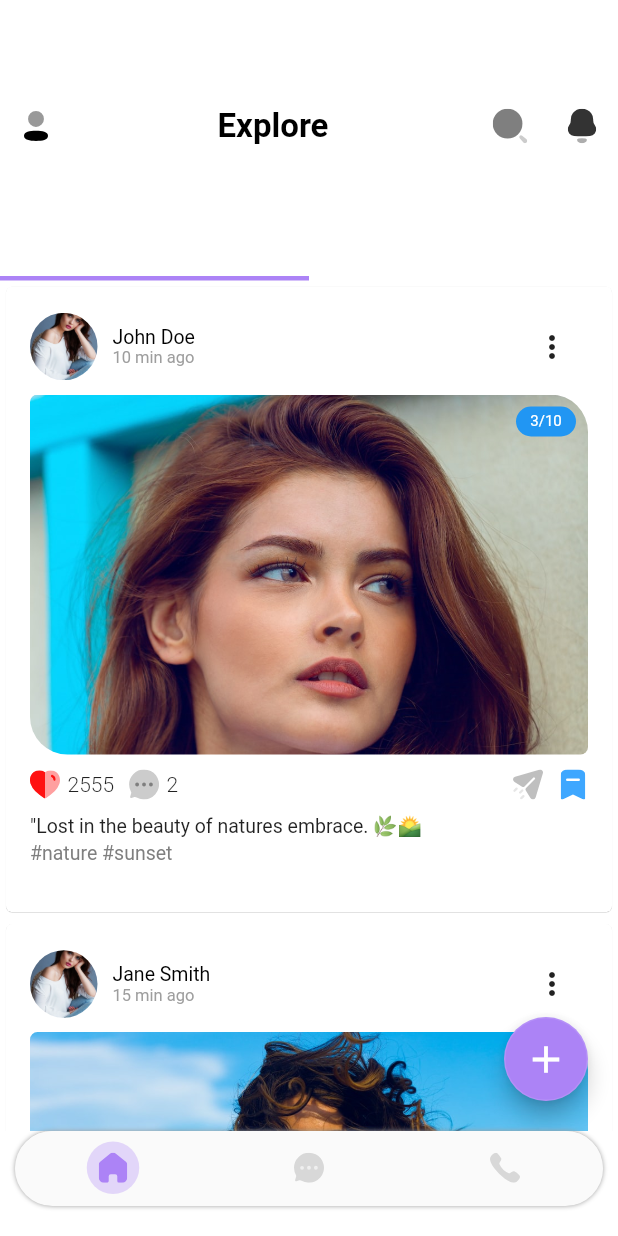
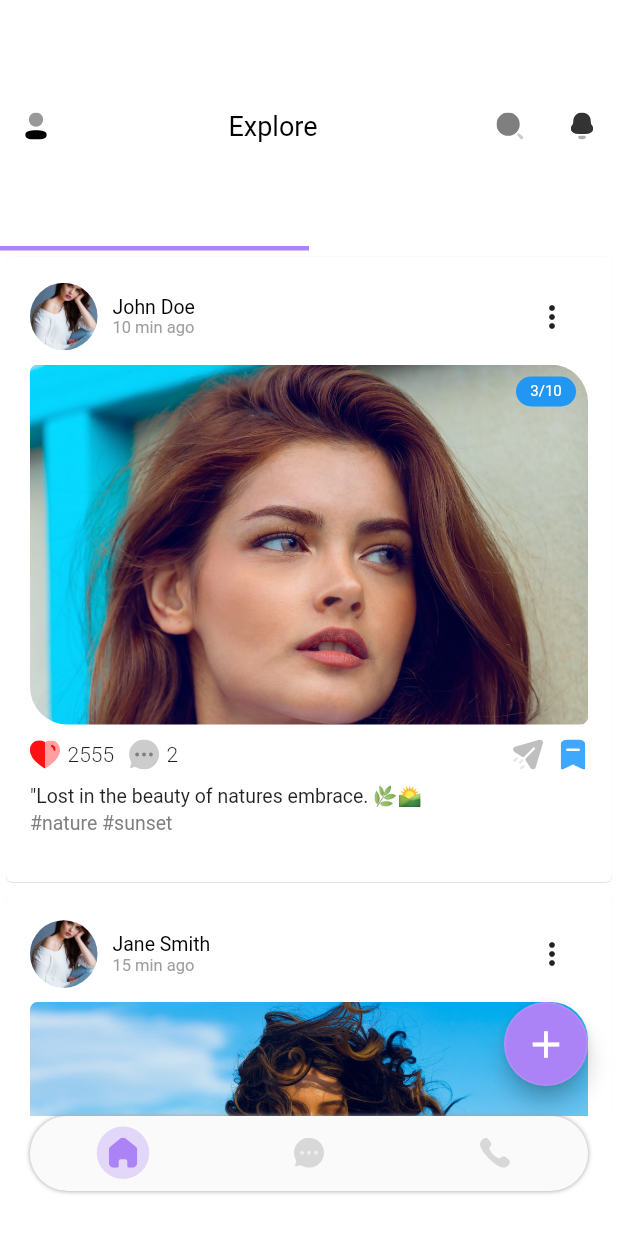
Before and after one commit to adilramzan764/SocialMediaApp, a Flutter app: the Home screen opened directly, on a phone screen of 412 x 824 dp. Run offline on Flutter 3.47's test engine with Material 2 defaults, Android fonts, the phone set to English and light mode, and no system bars; our stand-ins replace firebase_core, flutter_svg, get, responsive_sizer, smooth_page_indicator; missing offline and left inert: flutter_dialpad; accounts and stored records are empty; project files that could hold a hidden picture were left out.

Commit message:
Adil_Fe done

```diff
--- a/lib/BottomBarScreens/Home/Home.dart
+++ b/lib/BottomBarScreens/Home/Home.dart
@@ -10,6 +10,7 @@ import '../../Chat screens/NotificationScreen.dart';
 import '../../Chat screens/PhoneTab.dart';
 import '../../Controllers/ProfileController.dart';
 import '../../CreatePost/CreatePost.dart';
+import '../../CreatePost/UploadFeed_Dialog.dart';
 import '../../Drawer/CustomDrawer.dart';
 import '../../Utils/MyTabBar.dart';
 import '../../Utils/PicPost_Widget.dart';
@@ -54,9 +55,12 @@ class _HomeState extends State<Home> {
       key: _scaffoldKey,
       drawer: MyDrawer(),
       backgroundColor: Colors.white,
-      bottomNavigationBar:  _currentIndex!=2 ? CustomBottomNavigationBar(currentIndex: _currentIndex, onTap: (int ) {   setState(() {
-        _currentIndex = int;
-      }); },): SizedBox(),
+      bottomNavigationBar:  _currentIndex!=2 ? Padding(
+        padding:  const EdgeInsets.only(bottom: 10.0,left: 10,right: 10),
+        child: CustomBottomNavigationBar(currentIndex: _currentIndex, onTap: (int ) {   setState(() {
+          _currentIndex = int;
+        }); },),
+      ): SizedBox(),
       body:_screens[_currentIndex],
     );
   }
@@ -87,7 +91,7 @@ class HomeScreenContent extends StatelessWidget {
                     onPressed: () {
                       scaffoldKey.currentState!.openDrawer();
                     },
-                    icon: SvgPicture.asset('assets/profile.svg',
+                    icon: SvgPicture.asset('assets/profile.svg',height: 18,width: 18,
                         color: Colors.black),
                   ),
                 ),
@@ -95,15 +99,14 @@ class HomeScreenContent extends StatelessWidget {
                   'Explore',
                   style: TextStyle(
                       color: Colors.black,
-                      fontWeight: FontWeight.bold,
-                      fontSize: 22),
+                      fontSize: 18),
                 ),
                 Row(
                   mainAxisSize: MainAxisSize.min,
                   children: [
                     IconButton(
                       icon: SvgPicture.asset('assets/search.svg',
-                          height: 23, width: 23, color: Colors.black),
+                          height: 18, width: 18, color: Colors.black),
                       onPressed: () {},
                     ),
                     IconButton(
@@ -111,14 +114,14 @@ class HomeScreenContent extends StatelessWidget {
                         Get.to(NotificationScreen());
                       },
                       icon: SvgPicture.asset('assets/notification.svg',
-                          height: 23, width: 23, color: Colors.black),
+                          height: 18, width: 18, color: Colors.black),
                     )
                   ],
                 )
               ],
             ),
             SizedBox(
-              height: 30,
+              height: 10,
             ),
             Expanded(child: MyTabBar()),
           ],
@@ -133,8 +136,12 @@ class HomeScreenContent extends StatelessWidget {
             backgroundColor: Color(0xffAC83F6),
             foregroundColor: Colors.white,
             onPressed: () {
-              Get.to(CreatePost());
-            },
+              showDialog(
+                context: context,
+                builder: (BuildContext context) {
+                  return UploadFedd_Dialog();
+                },
+              );            },
             child: Icon(Icons.add, size: 30),
           ),
         ),
--- a/lib/BottomBarScreens/Profile/Profile.dart
+++ b/lib/BottomBarScreens/Profile/Profile.dart
@@ -243,7 +243,7 @@ class Profile extends StatelessWidget {
             height: 175 * controller.userProfile.value.posts.length.toDouble(),
             child: TabBarView(
               children: [
-                PostFeedScreen(saved_posts_Screen: false, ispersonalpost: true,),
+                PostFeedScreen(saved_posts_Screen: false, ispersonalpost: !otherUserProfile,),
 
                 All_Tab(userprofile: controller.userProfile.value),
                 Center(child: Text('Likes')),],
--- a/lib/BottomNavigationBar/MyBottomNavigationBar.dart
+++ b/lib/BottomNavigationBar/MyBottomNavigationBar.dart
@@ -29,9 +29,9 @@ class _MyBottomNavigationBarState extends State<BottomNavBarV2> {
     return Scaffold(
       // backgroundColor: Colors.white,
       body: _screens[_currentIndex],
-      bottomNavigationBar: _currentIndex != 0
+      bottomNavigationBar: _currentIndex == 1
           ? Padding(
-        padding: const EdgeInsets.only(bottom: 20.0,left: 10,right: 10),
+        padding: const EdgeInsets.only(bottom: 10.0,left: 10,right: 10),
         child: CustomBottomNavigationBar(currentIndex: _currentIndex, onTap: (int ) {   setState(() {
           _currentIndex = int;
         }); },)
```
Also changed, not shown: lib/BottomBarScreens/Profile/Profile_MoreButton.dart (+16 -10 lines).
